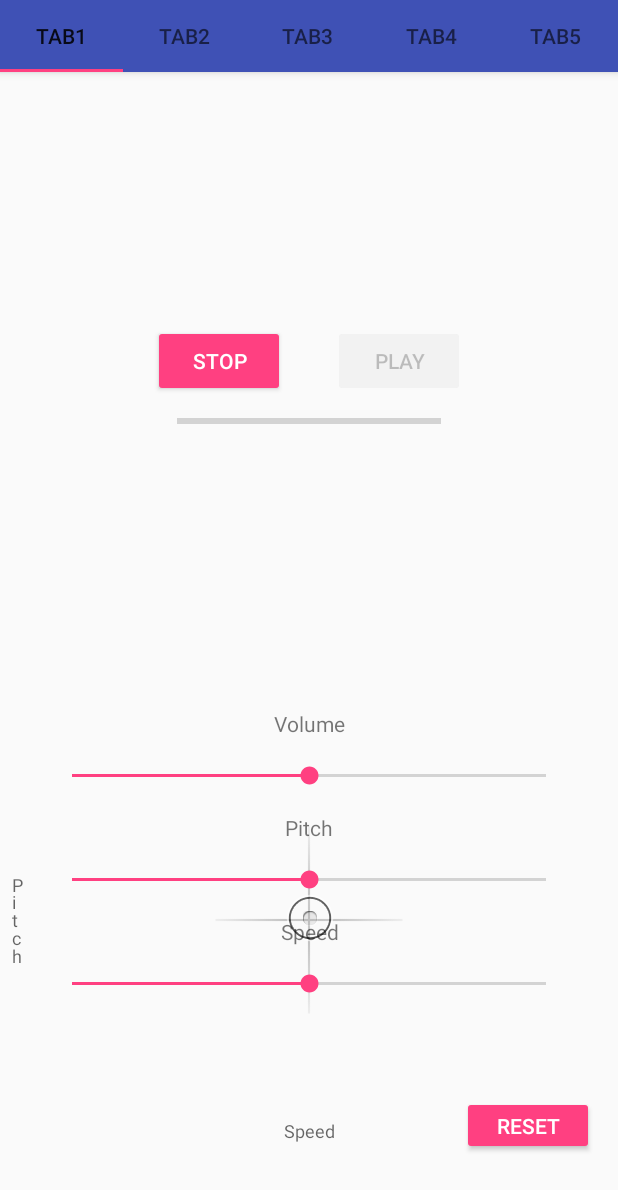
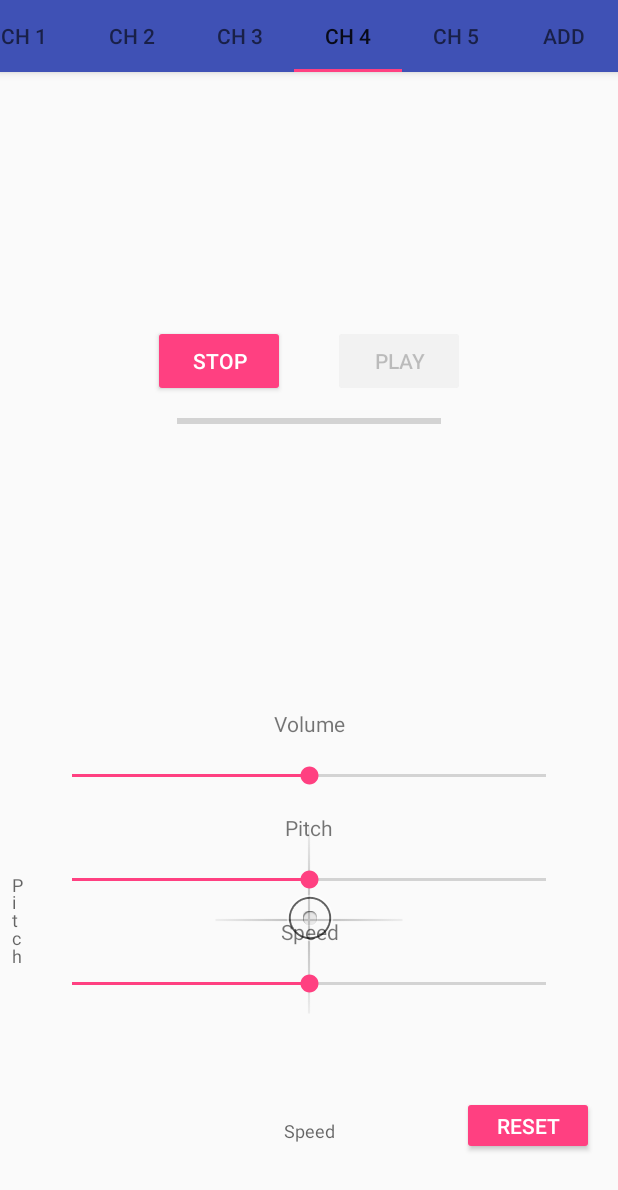
Before and after one commit to AndersKlint/Android_Fx_Recorder, an Android app: the screen it shows after launch (MainActivity), after a tap on "RECORD", on a phone screen of 412 x 824 dp. Shown: the top 1190 px of the screen. Run offline under Robolectric (Android 15) with nearby library versions, the phone set to English and light mode, and no system bars; 1 other tap on this screen came first.

Commit message:
multiple track support bby

```diff
--- a/app/src/main/java/com/example/anders/wellactually/MainActivity.java
+++ b/app/src/main/java/com/example/anders/wellactually/MainActivity.java
@@ -2,14 +2,18 @@ package com.example.anders.wellactually;
 
 import android.Manifest;
 import android.content.pm.PackageManager;
+import android.media.PlaybackParams;
 import android.os.Bundle;
 import android.support.annotation.NonNull;
+import android.support.design.widget.TabItem;
+import android.support.design.widget.TabLayout;
 import android.support.v4.app.ActivityCompat;
 import android.support.v7.app.AppCompatActivity;
 import android.support.v7.widget.Toolbar;
 import android.view.Menu;
 import android.view.MenuItem;
 import android.view.View;
+import android.widget.Adapter;
 import android.widget.Button;
 import android.widget.ImageView;
 import android.widget.ProgressBar;
@@ -19,7 +23,6 @@ import android.widget.TabHost;
 public class MainActivity extends AppCompatActivity {
     private static final int REQUEST_RECORD_AUDIO_PERMISSION = 200;
     private  String recordingPath;
-    private SoundHandler soundHandler;
     private String[] permissions = {Manifest.permission.RECORD_AUDIO, Manifest.permission.WRITE_EXTERNAL_STORAGE};
     private boolean permissionToWriteAccepted;
     private boolean permissionToRecordAccepted;
@@ -29,6 +32,9 @@ public class MainActivity extends AppCompatActivity {
     private SeekBar speedBar;
     private TabHost tabHost;
     private XyPad xyPad;
+    private TabLayout trackTabs;
+
+    public static ProgressBar progressBar;
 
     @Override
     public void onRequestPermissionsResult(int requestCode, @NonNull String[] permissions, @NonNull int[] grantResults) {
@@ -58,12 +64,15 @@ public class MainActivity extends AppCompatActivity {
         playButton = findViewById(R.id.button2);
         playButton.setEnabled(false);
         recordButton =  findViewById(R.id.button_record);
+        trackTabs = findViewById(R.id.trackTabs);
+        trackTabs.addOnTabSelectedListener(customTabListener);
 
         ActivityCompat.requestPermissions(this, permissions, REQUEST_RECORD_AUDIO_PERMISSION);
         recordingPath = getExternalCacheDir().getAbsolutePath() + "mock_recording.3gp"; // order important, has to be done after permission
-
-        soundHandler = new SoundHandler(recordingPath, (ProgressBar) findViewById(R.id.progressBar));
-        xyPad = new XyPad((ImageView) findViewById(R.id.xyPadSeeker),soundHandler);
+        progressBar = findViewById(R.id.progressBar);
+        SoundMixer.addMultipleTracks(recordingPath, 4);
+        SoundMixer.setCurrentTrack(0);
+        xyPad = new XyPad((ImageView) findViewById(R.id.xyPadSeeker));
 
     }
 
@@ -109,18 +118,17 @@ public class MainActivity extends AppCompatActivity {
 
     public void resetXyPad(View view) {
         xyPad.resetXyPad();
-        soundHandler.updateParams();
     }
 
     public void onPlay(View view) {
-        if(soundHandler.tryPlay())
+        if(SoundMixer.togglePlay())
             playButton.setText("Stop");
         else
             playButton.setText("Play");
     }
 
     public void onRecord(View view) {
-        if(soundHandler.tryRecord()) {
+        if(SoundMixer.toggleRecord()) {
             playButton.setEnabled(false);
             playButton.setText("Play");
             recordButton.setText("Stop");
@@ -132,16 +140,13 @@ public class MainActivity extends AppCompatActivity {
         }
     }
 
-    public void seekBarPitch(View view, float value) {
-
-    }
-
     private SeekBar.OnSeekBarChangeListener customSeekbarListener =
             new SeekBar.OnSeekBarChangeListener() {
                 @Override
                 public void onProgressChanged(SeekBar bar, int progress, boolean fromUser) {
-                    soundHandler.getParams().setPitch((float) (progress + 1) / 4);
-                    soundHandler.updateParams();
+                    PlaybackParams params = SoundMixer.getParams();
+                    params.setPitch((float) (progress + 1) / 4);
+                    SoundMixer.updateParams(params);
                 }
 
                 @Override
@@ -159,8 +164,9 @@ public class MainActivity extends AppCompatActivity {
             new SeekBar.OnSeekBarChangeListener() {
                 @Override
                 public void onProgressChanged(SeekBar bar, int progress, boolean fromUser) {
-                    soundHandler.getParams().setSpeed((float) (progress + 1) / 4);
-                    soundHandler.updateParams();
+                    PlaybackParams params = SoundMixer.getParams();
+                    params.setSpeed((float) (progress + 1) / 4);
+                    SoundMixer.updateParams(params);
                 }
 
                 @Override
@@ -174,4 +180,37 @@ public class MainActivity extends AppCompatActivity {
                 }
             };
 
+    private TabLayout.OnTabSelectedListener customTabListener =
+            new TabLayout.OnTabSelectedListener() {
+        @Override
+        public void onTabSelected(TabLayout.Tab tab) {
+            if(tab.getPosition() == trackTabs.getTabCount() -1)
+                creatNewTab(tab);
+            else
+            SoundMixer.setCurrentTrack(tab.getPosition());
+            if(SoundMixer.currentTrackPlaying())
+                playButton.setText("Stop");
+            else
+                playButton.setEnabled(false);
+        }
+
+        @Override
+        public void onTabUnselected(TabLayout.Tab tab) {
+
+        }
+
+        @Override
+        public void onTabReselected(TabLayout.Tab tab) {
+            if(tab.getPosition() == trackTabs.getTabCount() -1)
+                creatNewTab(tab);
+
+        }
+
+        private void creatNewTab(TabLayout.Tab tab) {
+            trackTabs.addTab(trackTabs.newTab().setText("Ch" + " " + (tab.getPosition()+1)), trackTabs.getTabCount() - 1);
+            SoundMixer.addTrack();
+            SoundMixer.setCurrentTrack(tab.getPosition()-1);
+        }
+    };
+
 }
--- a/app/src/main/java/com/example/anders/wellactually/SoundHandler.java
+++ b/app/src/main/java/com/example/anders/wellactually/SoundHandler.java
@@ -5,7 +5,6 @@ import android.media.MediaRecorder;
 import android.media.PlaybackParams;
 import android.os.Handler;
 import android.util.Log;
-import android.widget.ProgressBar;
 
 import java.io.IOException;
 
@@ -14,13 +13,13 @@ public class SoundHandler {
     private MediaRecorder mr;
     private boolean isRecording;
     private String recordingPath;
+    private static Handler handler = new Handler(); // works like mailbox i think
     private PlaybackParams params;
-    private static Handler handler = new Handler(); // works like mailbox i think
-    private ProgressBar progressBar;
+    private boolean shouldUpdateProgressbar;
 
-    public SoundHandler(String recordingPath, ProgressBar bar) {
+    public SoundHandler(String recordingPath) {
         this.recordingPath = recordingPath;
-        progressBar = bar;
+        shouldUpdateProgressbar = false;
         mp = new MediaPlayer();
         mr = new MediaRecorder();
         params = new PlaybackParams();
@@ -29,25 +28,30 @@ public class SoundHandler {
     private int getProgress(){
         return (int) (((float) mp.getCurrentPosition() / (float) mp.getDuration()) * 100);
     }
+    public void setShouldUpdateProgressbar(boolean bool) {
+        shouldUpdateProgressbar = bool;
+    }
 
     private Runnable updateProgressBar = new Runnable() {
         @Override
         public void run() {
-            progressBar.setProgress(getProgress());
+            if(shouldUpdateProgressbar)
+            MainActivity.progressBar.setProgress(getProgress());
             if(mp.getDuration() < 5000)
-                handler.postDelayed(this, 24);
+                handler.postDelayed(this, 40);
             else
                 handler.postDelayed(this, 1000);
         }
     };
 
-    public void updateParams() {
+    public void updateParams(PlaybackParams params) {
+        this.params = params;
         if (mp != null)
             if (mp.isPlaying())
                 mp.setPlaybackParams(params);
     }
 
-    public boolean tryPlay() {  // play button
+    public boolean togglePlay() {
         if (!mp.isPlaying()) {
             startPlaying();
             return true;
@@ -59,7 +63,7 @@ public class SoundHandler {
     private void stopPlaying(){
         mp.stop();
         handler.removeCallbacks(updateProgressBar);
-        progressBar.setProgress(0);
+        MainActivity.progressBar.setProgress(0);
     }
 
     private void startPlaying() {
@@ -69,12 +73,12 @@ public class SoundHandler {
         } catch (Exception e) {
             e.printStackTrace();
         }
-        updateParams();
+        updateParams(params);
         handler.post(updateProgressBar); // has to be called after mp.start
     }
 
 
-    public boolean tryRecord() {
+    public boolean toggleRecord() {
         if (!isRecording)
             startRecording();
         else
@@ -82,7 +86,7 @@ public class SoundHandler {
         return isRecording = !isRecording;
     }
 
-    void startRecording() {
+   private void startRecording() {
         if (mp.isPlaying())
             stopPlaying();
         mr = new MediaRecorder();
@@ -98,7 +102,7 @@ public class SoundHandler {
         mr.start();
     }
 
-    void stopRecording() {
+   private void stopRecording() {
         if (mr != null) {
             mr.stop();
             mr.release();
@@ -107,12 +111,11 @@ public class SoundHandler {
         }
     }
 
-    void initMediaPlayer() {
+  private  void initMediaPlayer() {
         try {
             mp = new MediaPlayer();
             mp.setDataSource(recordingPath);
             mp.setLooping(true);
-            mp.setPlaybackParams(params);
         } catch (IOException e) {
             e.printStackTrace();
         }
@@ -121,4 +124,8 @@ public class SoundHandler {
     public PlaybackParams getParams() {
         return params;
     }
+
+    public boolean isPlaying() {
+        return mp.isPlaying();
+    }
 }
--- /dev/null
+++ b/app/src/main/java/com/example/anders/wellactually/SoundMixer.java
@@ -0,0 +1,57 @@
+package com.example.anders.wellactually;
+
+import android.location.Location;
+import android.media.PlaybackParams;
+
+import java.util.LinkedList;
+
+/**
+ * Created by Anders on 18/01/2018.
+ */
+
+public final class SoundMixer {
+    private static LinkedList<SoundHandler> trackList = new LinkedList<SoundHandler>();
+    private static SoundHandler currentHandler;
+    private static String soundPath;
+    private static int nbrOfTracks;
+
+
+    public static void addMultipleTracks(String path, int nbrOfTracks){
+        soundPath = path;
+        for (int i = 0; i<nbrOfTracks;i++)
+            addTrack();
+    }
+
+    public static void addTrack() {
+        trackList.add(new SoundHandler(soundPath + ++nbrOfTracks));
+    }
+
+    public static void setCurrentTrack(int index){
+        if (currentHandler != null)
+        currentHandler.setShouldUpdateProgressbar(false);
+        currentHandler = trackList.get(index);
+        currentHandler.setShouldUpdateProgressbar(true);
+    }
+
+    public static boolean togglePlay(){
+       return currentHandler.togglePlay();
+    }
+
+    public static boolean toggleRecord(){
+        return currentHandler.toggleRecord();
+    }
+
+    public static void updateParams(PlaybackParams params){
+        currentHandler.updateParams(params);
+    }
+
+    public static PlaybackParams getParams() {
+        return currentHandler.getParams();
+    }
+
+    public static boolean currentTrackPlaying() {
+        return currentHandler.isPlaying();
+    }
+
+
+}
--- a/app/src/main/java/com/example/anders/wellactually/XyPad.java
+++ b/app/src/main/java/com/example/anders/wellactually/XyPad.java
@@ -8,16 +8,15 @@ import android.widget.ImageView;
 public class XyPad {
     private ImageView xySeeker;
     private PlaybackParams params;
-    private SoundHandler soundHandler;
 
 
-    public XyPad(ImageView xySeeker, SoundHandler soundHandler) {
-        this.soundHandler = soundHandler;
+    public XyPad(ImageView xySeeker ) {
         this.xySeeker = xySeeker;
-        this.params = soundHandler.getParams();
+        this.params = SoundMixer.getParams();
     }
 
     public void onClick(View view) {
+        params = SoundMixer.getParams();
        view.setOnTouchListener(new View.OnTouchListener() {
             @Override
             public boolean onTouch(View v, MotionEvent event) {
@@ -47,7 +46,7 @@ public class XyPad {
                     updatedParams = true;
                 }
                 if(updatedParams)
-                    soundHandler.updateParams();
+                    SoundMixer.updateParams(params);
                 return true;
             }
         });
@@ -56,7 +55,9 @@ public class XyPad {
     public void resetXyPad() {
         xySeeker.setX(((View) xySeeker.getParent()).getWidth()/2 - xySeeker.getWidth()/2);
         xySeeker.setY(((View) xySeeker.getParent()).getHeight()/2 - xySeeker.getHeight()/2);
+        this.params = SoundMixer.getParams();
         params.setSpeed(1f);
         params.setPitch(1f);
+        SoundMixer.updateParams(params);
     }
 }
--- a/app/src/main/res/layout/activity_main.xml
+++ b/app/src/main/res/layout/activity_main.xml
@@ -22,34 +22,47 @@
             app:layout_scrollFlags="scroll|enterAlways"></android.support.v7.widget.Toolbar>
 
         <android.support.design.widget.TabLayout
-            android:id="@+id/tabs"
+            android:id="@+id/trackTabs"
             android:layout_width="match_parent"
-            android:layout_height="wrap_content">
+            android:layout_height="wrap_content"
+            android:onClick="s"
+            android:overScrollMode="ifContentScrolls"
+            app:tabMode="scrollable">
 
             <android.support.design.widget.TabItem
+                android:id="@+id/tab1"
                 android:layout_width="wrap_content"
                 android:layout_height="wrap_content"
-                android:text="Tab1" />
+                android:onClick="toolbarTabsOnClick"
+                android:text="Ch 1" />
 
             <android.support.design.widget.TabItem
+                android:id="@+id/tab2"
                 android:layout_width="wrap_content"
                 android:layout_height="wrap_content"
-                android:text="Tab2" />
+                android:onClick="toolbarTabsOnClick"
+                android:text="Ch 2" />
 
             <android.support.design.widget.TabItem
+                android:id="@+id/tab3"
                 android:layout_width="wrap_content"
                 android:layout_height="wrap_content"
-                android:text="Tab3" />
+                android:onClick="toolbarTabsOnClick"
+                android:text="Ch 3" />
 
             <android.support.design.widget.TabItem
+                android:id="@+id/tab4"
                 android:layout_width="wrap_content"
                 android:layout_height="wrap_content"
-                android:text="Tab4" />
+                android:onClick="toolbarTabsOnClick"
+                android:text="Ch 4" />
 
             <android.support.design.widget.TabItem
+                android:id="@+id/addTab"
                 android:layout_width="wrap_content"
                 android:layout_height="wrap_content"
-                android:text="Tab5" />
+                android:onClick="toolbarTabsOnClick"
+                android:text="Add" />
         </android.support.design.widget.TabLayout>
     </android.support.design.widget.AppBarLayout>
 
```
